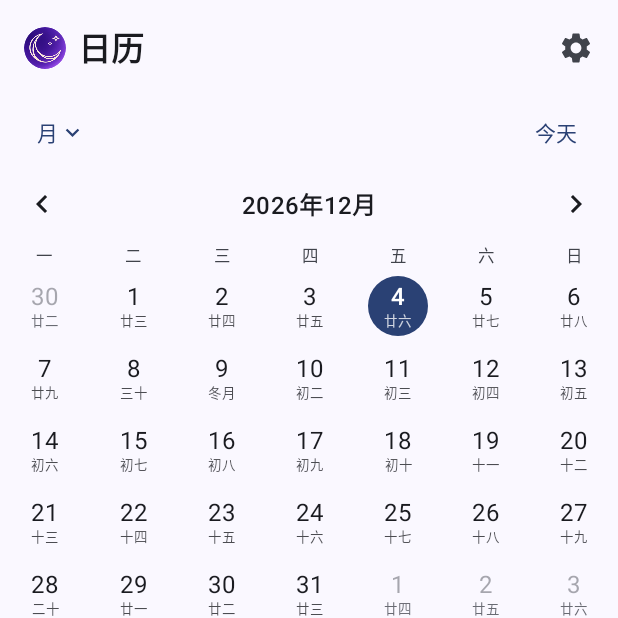
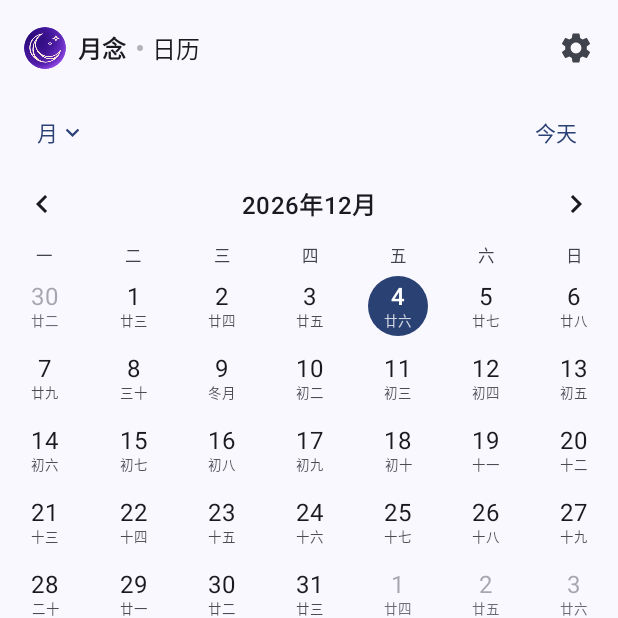
Before and after one commit to jiegun314/lunary, an Android app built with Jetpack Compose: the CalendarScreen screen opened through its navigation route, on a phone screen of 412 x 824 dp, the top half of it. Run offline under Robolectric (Android 15) with nearby library versions, the phone set to English and light mode, and no system bars; our stand-ins replace Dagger/Hilt's generated code, Room's generated code.

Commit message:
feat: refine navigation lockup, detail layout and letter cards
- Align the compact tab lockup to the left with all four elements vertically centered\n- Split interval and date, and move tags beside the category in event detail\n- Give letter cards a lighter, distinct tint in light and dark themes\n- Bump version to 0.9.4 (28)

```diff
--- a/app/build.gradle.kts
+++ b/app/build.gradle.kts
@@ -29,8 +29,8 @@ android {
         applicationId = "com.lunary.app"
         minSdk = 26
         targetSdk = 37
-        versionCode = 27
-        versionName = "0.9.3"
+        versionCode = 28
+        versionName = "0.9.4"
 
         testInstrumentationRunner = "androidx.test.runner.AndroidJUnitRunner"
     }
--- a/app/src/main/java/com/lunary/app/ui/components/LunaryTopAppBar.kt
+++ b/app/src/main/java/com/lunary/app/ui/components/LunaryTopAppBar.kt
@@ -1,6 +1,8 @@
 package com.lunary.app.ui.components
 
 import androidx.compose.foundation.Image
+import androidx.compose.foundation.background
+import androidx.compose.foundation.layout.Box
 import androidx.compose.foundation.layout.Row
 import androidx.compose.foundation.layout.RowScope
 import androidx.compose.foundation.layout.Spacer
@@ -19,6 +21,10 @@ import androidx.compose.ui.platform.LocalDensity
 import androidx.compose.ui.platform.LocalWindowInfo
 import androidx.compose.ui.res.painterResource
 import androidx.compose.ui.res.stringResource
+import androidx.compose.ui.semantics.clearAndSetSemantics
+import androidx.compose.ui.semantics.contentDescription
+import androidx.compose.ui.text.font.FontWeight
+import androidx.compose.ui.text.style.TextOverflow
 import androidx.compose.ui.unit.dp
 import com.lunary.app.R
 
@@ -41,26 +47,63 @@ fun LunaryTopAppBar(
     val widthDp = with(density) { windowInfo.containerSize.width.toDp() }
     val heightDp = with(density) { windowInfo.containerSize.height.toDp() }
     val compact = widthDp < 600.dp || heightDp < 480.dp
-    TopAppBar(
-        modifier = modifier,
-        title = {
-            Row(verticalAlignment = Alignment.CenterVertically) {
+    val appName = stringResource(R.string.app_name)
+    val logoSize = 28.dp * density.fontScale.coerceIn(1f, 1.3f)
+    val titleStyle = MaterialTheme.typography.titleMedium
+    val wordmarkStyle = titleStyle.copy(
+        fontWeight = FontWeight.SemiBold,
+        color = MaterialTheme.colorScheme.onSurface
+    )
+    val pageTitleStyle = (if (compact) {
+        titleStyle
+    } else {
+        MaterialTheme.typography.titleLarge
+    }).copy(
+        fontWeight = FontWeight.Medium,
+        color = MaterialTheme.colorScheme.onSurface
+    )
+    val separatorColor = MaterialTheme.colorScheme.onSurfaceVariant.copy(alpha = 0.38f)
+    val titleContent: @Composable () -> Unit = {
+        Row(
+            verticalAlignment = Alignment.CenterVertically,
+            modifier = Modifier.clearAndSetSemantics {
+                contentDescription = if (compact) "$appName，$title" else title
+            }
+        ) {
             if (compact) {
                 Image(
                     painter = painterResource(R.drawable.ic_brand_logo),
-                        contentDescription = stringResource(R.string.app_name),
+                    contentDescription = null,
                     modifier = Modifier
-                            .size(28.dp)
+                        .size(logoSize)
                         .clip(CircleShape)
                 )
                 Spacer(Modifier.width(8.dp))
+                Text(
+                    text = appName,
+                    style = wordmarkStyle,
+                    maxLines = 1
+                )
+                Spacer(Modifier.width(6.dp))
+                Box(
+                    modifier = Modifier
+                        .size(4.dp)
+                        .clip(CircleShape)
+                        .background(separatorColor)
+                )
+                Spacer(Modifier.width(6.dp))
             }
             Text(
                 text = title,
-                    style = MaterialTheme.typography.titleLarge
+                style = pageTitleStyle,
+                maxLines = 1,
+                overflow = TextOverflow.Ellipsis
             )
         }
-        },
+    }
+    TopAppBar(
+        modifier = modifier,
+        title = titleContent,
         actions = actions
     )
 }
--- a/app/src/main/java/com/lunary/app/ui/letters/LetterDetailScreen.kt
+++ b/app/src/main/java/com/lunary/app/ui/letters/LetterDetailScreen.kt
@@ -35,6 +35,7 @@ import androidx.compose.ui.unit.sp
 import androidx.hilt.navigation.compose.hiltViewModel
 import androidx.lifecycle.compose.collectAsStateWithLifecycle
 import com.lunary.app.R
+import com.lunary.app.ui.components.letterCardColor
 import com.lunary.app.ui.formatDate
 import com.lunary.app.ui.formatTime
 import com.lunary.app.ui.weekdayLong
@@ -101,7 +102,7 @@ fun LetterDetailScreen(
                 ) {
                     Surface(
                         shape = MaterialTheme.shapes.large,
-                        color = MaterialTheme.colorScheme.surfaceContainerHigh,
+                        color = letterCardColor(),
                         modifier = Modifier.fillMaxWidth()
                     ) {
                         Column(Modifier.padding(20.dp)) {
```
Also changed, not shown: app/src/main/java/com/lunary/app/ui/components/LetterRow.kt (+20 -1 lines), app/src/main/java/com/lunary/app/ui/detail/DetailScreen.kt (+39 -21 lines). Lines whose indentation alone changed are shown as unchanged.
